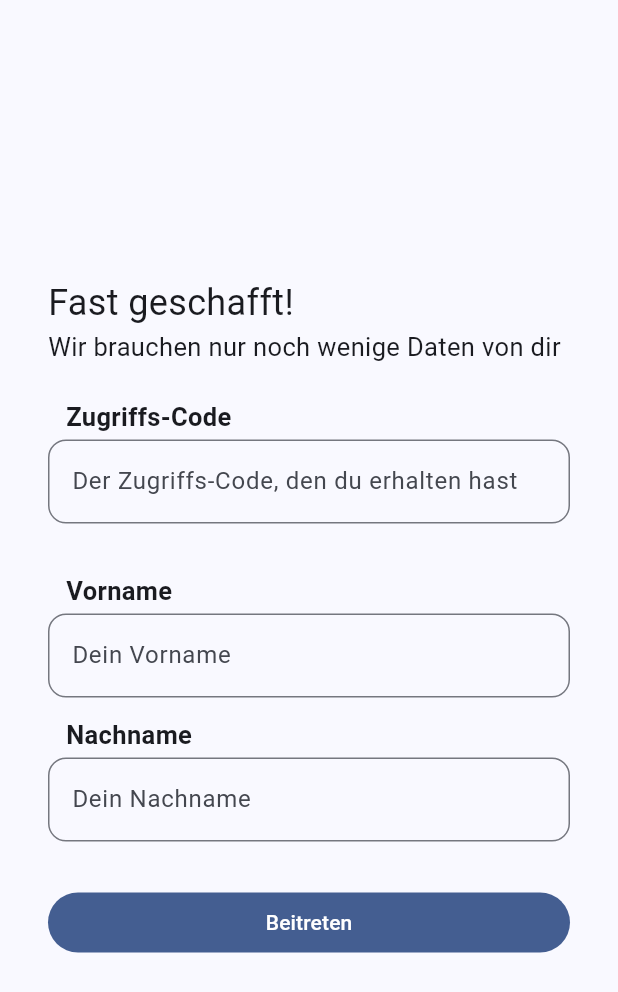
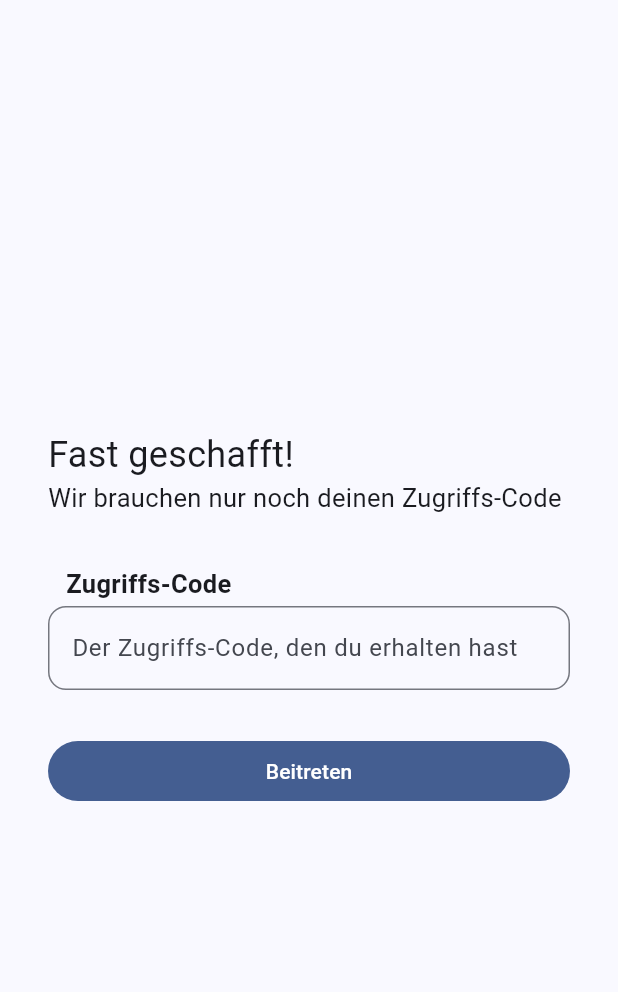
Before and after one commit to flavianz/sonos_dialoger, a Flutter app: the AssignmentPage screen opened directly, on a phone screen of 412 x 824 dp. Shown: the top 992 px of the screen. Run offline on Flutter 3.47's test engine with Material 3 defaults, Android fonts, the phone set to English and light mode, and no system bars; our stand-ins replace cloud_firestore, cloud_functions, equatable, firebase_auth, firebase_core, flutter_riverpod and 1 more; missing offline and left inert: firebase_ui_auth, firebase_ui_localizations, firebase_ui_oauth_google; accounts and stored records are empty.

Commit message:
change user assignment to have admin create users

```diff
--- a/lib/pages/assignment_page.dart
+++ b/lib/pages/assignment_page.dart
@@ -1,4 +1,3 @@
-import 'package:cloud_firestore/cloud_firestore.dart';
 import 'package:flutter/material.dart';
 import 'package:flutter_riverpod/flutter_riverpod.dart';
 import 'package:go_router/go_router.dart';
@@ -18,8 +17,6 @@ class _AssignmentPageState extends ConsumerState<AssignmentPage> {
   String? error;
 
   final passwordController = TextEditingController();
-  final firstNameController = TextEditingController();
-  final lastNameController = TextEditingController();
 
   @override
   Widget build(BuildContext context) {
@@ -40,8 +37,8 @@ class _AssignmentPageState extends ConsumerState<AssignmentPage> {
                 mainAxisSize: MainAxisSize.min,
                 children: [
                   Text("Fast geschafft!", style: TextStyle(fontSize: 24)),
-                  Text("Wir brauchen nur noch wenige Daten von dir"),
-                  SizedBox(height: 20),
+                  Text("Wir brauchen nur noch deinen Zugriffs-Code"),
+                  SizedBox(height: 30),
                   Padding(
                     padding: EdgeInsets.symmetric(horizontal: 12, vertical: 3),
                     child: Text(
@@ -55,40 +52,6 @@ class _AssignmentPageState extends ConsumerState<AssignmentPage> {
                     obscureText: true,
                     decoration: InputDecoration(
                       hintText: "Der Zugriffs-Code, den du erhalten hast",
-                      border: OutlineInputBorder(
-                        borderRadius: BorderRadius.circular(12),
-                      ),
-                    ),
-                  ),
-                  SizedBox(height: 30),
-                  Padding(
-                    padding: EdgeInsets.symmetric(horizontal: 12, vertical: 3),
-                    child: Text(
-                      "Vorname",
-                      style: TextStyle(fontWeight: FontWeight.bold),
-                    ),
-                  ),
-                  TextField(
-                    controller: firstNameController,
-                    decoration: InputDecoration(
-                      hintText: "Dein Vorname",
-                      border: OutlineInputBorder(
-                        borderRadius: BorderRadius.circular(12),
-                      ),
-                    ),
-                  ),
-                  SizedBox(height: 10),
-                  Padding(
-                    padding: EdgeInsets.symmetric(horizontal: 12, vertical: 3),
-                    child: Text(
-                      "Nachname",
-                      style: TextStyle(fontWeight: FontWeight.bold),
-                    ),
-                  ),
-                  TextField(
-                    controller: lastNameController,
-                    decoration: InputDecoration(
-                      hintText: "Dein Nachname",
                       border: OutlineInputBorder(
                         borderRadius: BorderRadius.circular(12),
                       ),
@@ -115,10 +78,8 @@ class _AssignmentPageState extends ConsumerState<AssignmentPage> {
                         try {
                           final result = await ref.read(
                             callableProvider(
-                              CallableProviderArgs("createUser", {
+                              CallableProviderArgs("assignUser", {
                                 "access": passwordController.text,
-                                "first": firstNameController.text,
-                                "last": lastNameController.text,
                               }),
                             ).future,
                           );
```
Also changed, not shown: lib/pages/dialoger_page.dart (+18 -2 lines), 1 other file.
